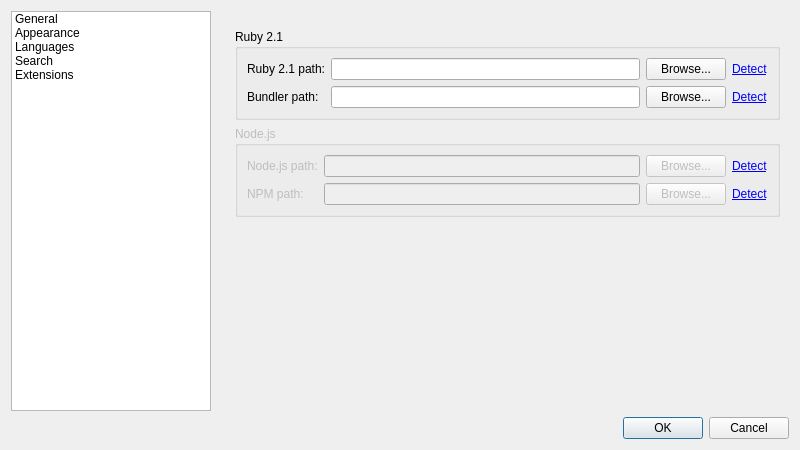
First picture: the form in src/ui/frmpreferences.ui, repository notepadqq/notepadqq, before the edit.
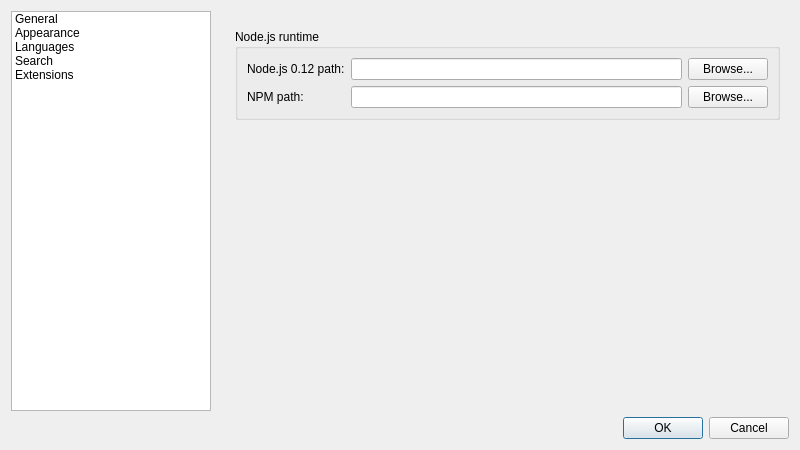
Second picture: the form after the edit. Icons and pictures are not drawn.

Commit message: Pick up node from settings

```diff
--- a/src/ui/frmpreferences.ui
+++ b/src/ui/frmpreferences.ui
@@ -393,94 +393,16 @@
              </rect>
             </property>
             <layout class="QVBoxLayout" name="verticalLayout_3">
-             <item>
-              <widget class="QGroupBox" name="groupBox">
-               <property name="title">
-                <string>Ruby 2.1</string>
-               </property>
-               <layout class="QFormLayout" name="formLayout">
-                <property name="fieldGrowthPolicy">
-                 <enum>QFormLayout::AllNonFixedFieldsGrow</enum>
-                </property>
-                <item row="1" column="0">
-                 <widget class="QLabel" name="label_5">
-                  <property name="text">
-                   <string>Ruby 2.1 path:</string>
-                  </property>
-                 </widget>
-                </item>
-                <item row="1" column="1">
-                 <layout class="QHBoxLayout" name="horizontalLayout_2">
-                  <item>
-                   <widget class="QLineEdit" name="txtRuby2_1">
-                    <property name="sizePolicy">
-                     <sizepolicy hsizetype="Expanding" vsizetype="Fixed">
-                      <horstretch>0</horstretch>
-                      <verstretch>0</verstretch>
-                     </sizepolicy>
-                    </property>
-                   </widget>
-                  </item>
-                  <item>
-                   <widget class="QPushButton" name="btnRuby2_1Browse">
-                    <property name="text">
-                     <string>Browse...</string>
-                    </property>
-                   </widget>
-                  </item>
-                  <item>
-                   <widget class="QLabel" name="lnkRuby2_1Detect">
-                    <property name="text">
-                     <string>&lt;a href=&quot;#&quot;&gt;Detect&lt;/a&gt;</string>
-                    </property>
-                   </widget>
-                  </item>
-                 </layout>
-                </item>
-                <item row="2" column="0">
-                 <widget class="QLabel" name="label_6">
-                  <property name="text">
-                   <string>Bundler path:</string>
-                  </property>
-                 </widget>
-                </item>
-                <item row="2" column="1">
-                 <layout class="QHBoxLayout" name="horizontalLayout_4">
-                  <item>
-                   <widget class="QLineEdit" name="txtBundler"/>
-                  </item>
-                  <item>
-                   <widget class="QPushButton" name="btnBundlerBrowse">
-                    <property name="text">
-                     <string>Browse...</string>
-                    </property>
-                   </widget>
-                  </item>
-                  <item>
-                   <widget class="QLabel" name="lnkBundlerDetect">
-                    <property name="text">
-                     <string>&lt;a href=&quot;#&quot;&gt;Detect&lt;/a&gt;</string>
-                    </property>
-                   </widget>
-                  </item>
-                 </layout>
-                </item>
-               </layout>
-              </widget>
-             </item>
              <item>
               <widget class="QGroupBox" name="groupBox_2">
-               <property name="enabled">
-                <bool>false</bool>
-               </property>
                <property name="title">
-                <string>Node.js</string>
+                <string>Node.js runtime</string>
                </property>
                <layout class="QFormLayout" name="formLayout_2">
                 <item row="0" column="0">
                  <widget class="QLabel" name="label_4">
                   <property name="text">
-                   <string>Node.js path:</string>
+                   <string>Node.js 0.12 path:</string>
                   </property>
                  </widget>
                 </item>
@@ -496,13 +418,6 @@
                     </property>
                    </widget>
                   </item>
-                  <item>
-                   <widget class="QLabel" name="lnkNodejsDetect">
-                    <property name="text">
-                     <string>&lt;a href=&quot;#&quot;&gt;Detect&lt;/a&gt;</string>
-                    </property>
-                   </widget>
-                  </item>
                  </layout>
                 </item>
                 <item row="1" column="0">
@@ -524,13 +439,6 @@
                     </property>
                    </widget>
                   </item>
-                  <item>
-                   <widget class="QLabel" name="lnkNpmDetect">
-                    <property name="text">
-                     <string>&lt;a href=&quot;#&quot;&gt;Detect&lt;/a&gt;</string>
-                    </property>
-                   </widget>
-                  </item>
                  </layout>
                 </item>
                </layout>
```
The commit also changes 4 other files.
